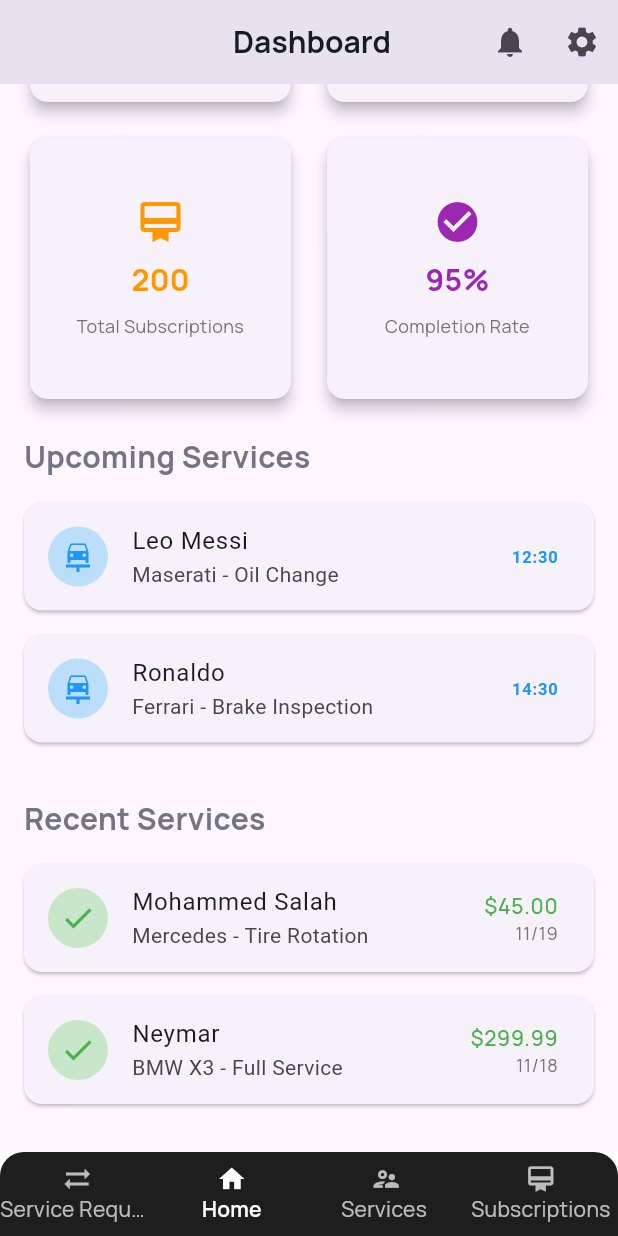
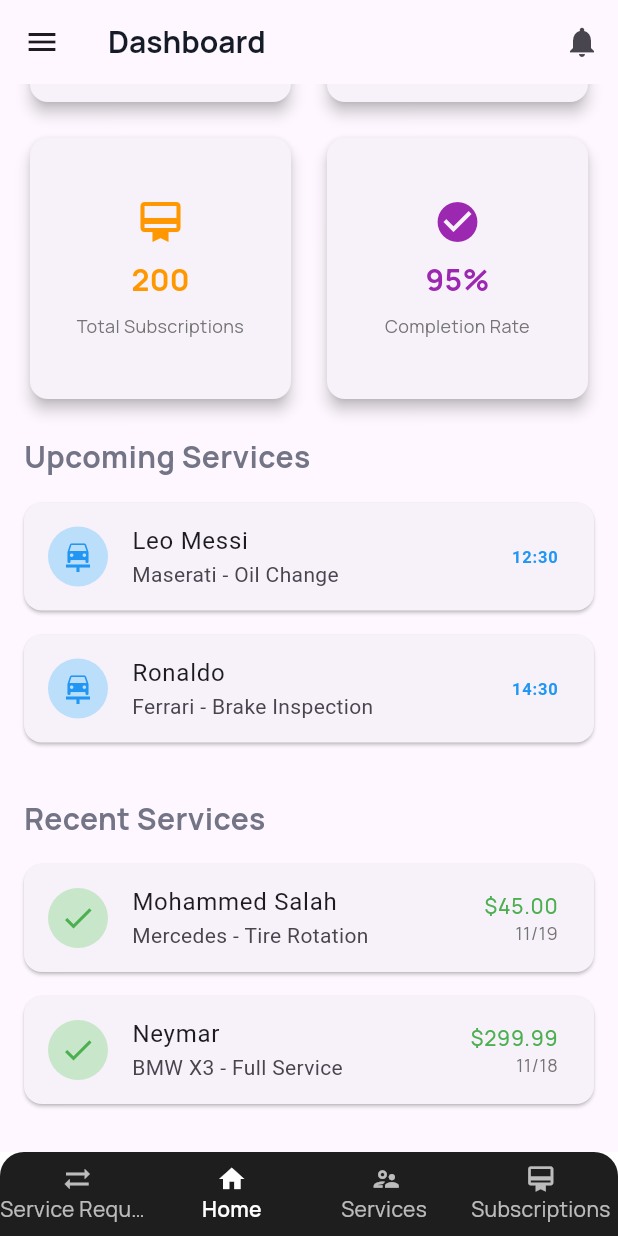
Before and after one commit to Tron-Academy/hand_car_vendor_mobile_app, a Flutter app: the NavigationPage screen opened by its route, scrolled down 182 dp, on a phone screen of 412 x 824 dp. Run offline on Flutter 3.47's test engine with Material 3 defaults, Android fonts, the phone set to English and light mode, and no system bars; our stand-ins replace flutter_hooks, flutter_svg, freezed_annotation, go_router, hooks_riverpod, image_picker and 1 more.

Commit message:
App Bar Updated

```diff
--- a/lib/features/dashboard/view/pages/dashboard_page.dart
+++ b/lib/features/dashboard/view/pages/dashboard_page.dart
@@ -1,11 +1,9 @@
 import 'package:flutter/material.dart';
 import 'package:flutter_hooks/flutter_hooks.dart';
-import 'package:go_router/go_router.dart';
 import 'package:handcar_ventor/core/extension/theme_extension.dart';
 import 'package:handcar_ventor/features/dashboard/view/widgets/card_home_widget.dart';
 import 'package:handcar_ventor/features/dashboard/view/widgets/recent_service_card_widget.dart';
 import 'package:handcar_ventor/features/dashboard/view/widgets/upcoming_service.dart';
-import 'package:handcar_ventor/features/notifications/view/pages/notification_page.dart';
 
 class VendorDashboard extends HookWidget {
   static const route = '/vendor-dashboard';
@@ -69,22 +67,6 @@ class VendorDashboard extends HookWidget {
     // Callback hooks
 
     return Scaffold(
-      appBar: AppBar(
-        title: Text(' Dashboard', style: context.typography.h3),
-        centerTitle: true,
-        actions: [
-          IconButton(
-            icon: const Icon(Icons.notifications),
-            onPressed: () {
-              context.push(NotificationPage.route);
-            },
-          ),
-          IconButton(
-            icon: const Icon(Icons.settings),
-            onPressed: () {},
-          ),
-        ],
-      ),
       body: SingleChildScrollView(
         padding: EdgeInsets.all(context.space.space_200),
         child: Column(
--- a/lib/features/dashboard/view/pages/navigation_page.dart
+++ b/lib/features/dashboard/view/pages/navigation_page.dart
@@ -1,11 +1,13 @@
 import 'package:flutter/material.dart';
 import 'package:flutter_hooks/flutter_hooks.dart';
+import 'package:go_router/go_router.dart';
 import 'package:handcar_ventor/core/extension/theme_extension.dart';
 import 'package:handcar_ventor/features/dashboard/view/pages/dashboard_page.dart';
 
 import 'package:handcar_ventor/features/dashboard/view/pages/service_request_page.dart';
 import 'package:handcar_ventor/features/dashboard/view/pages/subscriptions_page.dart';
 import 'package:handcar_ventor/core/widgets/drawer_widget.dart';
+import 'package:handcar_ventor/features/notifications/view/pages/notification_page.dart';
 import 'package:handcar_ventor/features/services/view/pages/service_page.dart';
 
 class NavigationPage extends HookWidget {
@@ -33,10 +35,26 @@ class NavigationPage extends HookWidget {
       );
     }
 
-
     return Scaffold(
       backgroundColor:
           isDarkMode ? context.colors.background : context.colors.white,
+      appBar: AppBar(
+        title: navBarIndex.value == 0
+            ? Text('Service Requests', style: context.typography.h3)
+            : navBarIndex.value == 1
+                ? Text('Dashboard', style: context.typography.h3)
+                : navBarIndex.value == 2
+                    ? Text('Services', style: context.typography.h3)
+                    : Text('Subscriptions', style: context.typography.h3),
+        actions: [
+          IconButton(
+            onPressed: () {
+              context.push(NotificationPage.route);
+            },
+            icon: const Icon(Icons.notifications),
+          ),
+        ],
+      ),
       //Drawer Widget
       drawer: const DrawerWidget(),
       body: PageView(
--- a/lib/features/dashboard/view/pages/service_request_page.dart
+++ b/lib/features/dashboard/view/pages/service_request_page.dart
@@ -28,8 +28,7 @@ class ServiceRequestPage extends HookConsumerWidget {
       length: 3,
       child: Scaffold(
         appBar: AppBar(
-          title: Text('Service Requests', style: context.typography.bodyLarge),
-          bottom: const TabBar(
+          title: const TabBar(
             indicatorSize: TabBarIndicatorSize.tab,
             indicatorColor: Colors.black,
             labelColor: Colors.black,
```
Also changed, not shown: lib/features/dashboard/view/pages/subscriptions_page.dart (+0 -18 lines), lib/features/services/view/pages/service_page.dart (+8 -19 lines).
